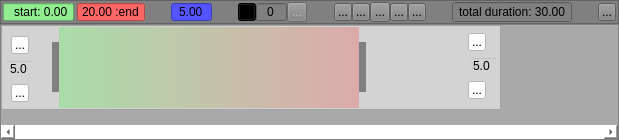
Before: the Qt Designer form animtimeline.ui in hiergaut/AnimTimeline, drawn with Qt 5.
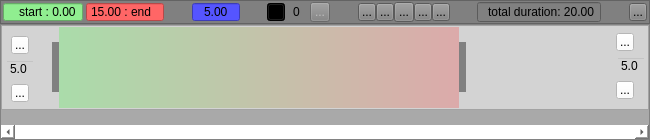
After: the same form once the commit is applied. Icons and pictures are not drawn. Custom widgets are drawn as their Qt base class.

Commit message: auto fill dialog

Patch:
```diff
--- a/animtimeline.ui
+++ b/animtimeline.ui
@@ -6,7 +6,7 @@
    <rect>
     <x>0</x>
     <y>0</y>
-    <width>619</width>
+    <width>650</width>
     <height>140</height>
    </rect>
   </property>
@@ -18,7 +18,7 @@
   </property>
   <property name="minimumSize">
    <size>
-    <width>0</width>
+    <width>650</width>
     <height>140</height>
    </size>
   </property>
@@ -118,6 +118,9 @@
           <height>20</height>
          </size>
         </property>
+        <property name="autoFillBackground">
+         <bool>false</bool>
+        </property>
         <property name="styleSheet">
          <string notr="true">background-color: lightgreen</string>
         </property>
@@ -128,13 +131,16 @@
          <enum>QAbstractSpinBox::NoButtons</enum>
         </property>
         <property name="prefix">
-         <string>start: </string>
+         <string>start : </string>
         </property>
         <property name="decimals">
          <number>2</number>
         </property>
         <property name="maximum">
-         <double>99.000000000000000</double>
+         <double>999.000000000000000</double>
+        </property>
+        <property name="value">
+         <double>0.000000000000000</double>
         </property>
        </widget>
       </item>
@@ -184,13 +190,13 @@
          <string/>
         </property>
         <property name="suffix">
-         <string> :end</string>
+         <string> : end</string>
         </property>
         <property name="maximum">
-         <double>99.000000000000000</double>
+         <double>999.000000000000000</double>
         </property>
         <property name="value">
-         <double>20.000000000000000</double>
+         <double>15.000000000000000</double>
         </property>
        </widget>
       </item>
@@ -252,7 +258,7 @@
          <number>2</number>
         </property>
         <property name="maximum">
-         <double>99.000000000000000</double>
+         <double>999.000000000000000</double>
         </property>
         <property name="singleStep">
          <double>1.000000000000000</double>
@@ -324,6 +330,12 @@
         <property name="toolTip">
          <string>&lt;html&gt;&lt;head/&gt;&lt;body&gt;&lt;p&gt;&lt;span style=&quot; font-weight:600;&quot;&gt;numbers of keyPoses&lt;/span&gt;&lt;/p&gt;&lt;/body&gt;&lt;/html&gt;</string>
         </property>
+        <property name="autoFillBackground">
+         <bool>false</bool>
+        </property>
+        <property name="styleSheet">
+         <string notr="true">border:white;</string>
+        </property>
         <property name="alignment">
          <set>Qt::AlignCenter</set>
         </property>
@@ -511,10 +523,10 @@
          <string>total duration: </string>
         </property>
         <property name="maximum">
-         <double>99.000000000000000</double>
+         <double>999.000000000000000</double>
         </property>
         <property name="value">
-         <double>30.000000000000000</double>
+         <double>20.000000000000000</double>
         </property>
        </widget>
       </item>
@@ -582,19 +594,19 @@
        <rect>
         <x>0</x>
         <y>0</y>
-        <width>500</width>
+        <width>648</width>
         <height>103</height>
        </rect>
       </property>
       <property name="sizePolicy">
-       <sizepolicy hsizetype="Fixed" vsizetype="Preferred">
+       <sizepolicy hsizetype="Preferred" vsizetype="Preferred">
         <horstretch>0</horstretch>
         <verstretch>0</verstretch>
        </sizepolicy>
       </property>
       <property name="minimumSize">
        <size>
-        <width>500</width>
+        <width>0</width>
         <height>0</height>
        </size>
       </property>
@@ -862,7 +874,7 @@
             </property>
             <property name="minimumSize">
              <size>
-              <width>300</width>
+              <width>400</width>
               <height>0</height>
              </size>
             </property>
```
Left out of the diff: 409 changed lines with no effect on the pictures. The commit also changes 17 other files.
